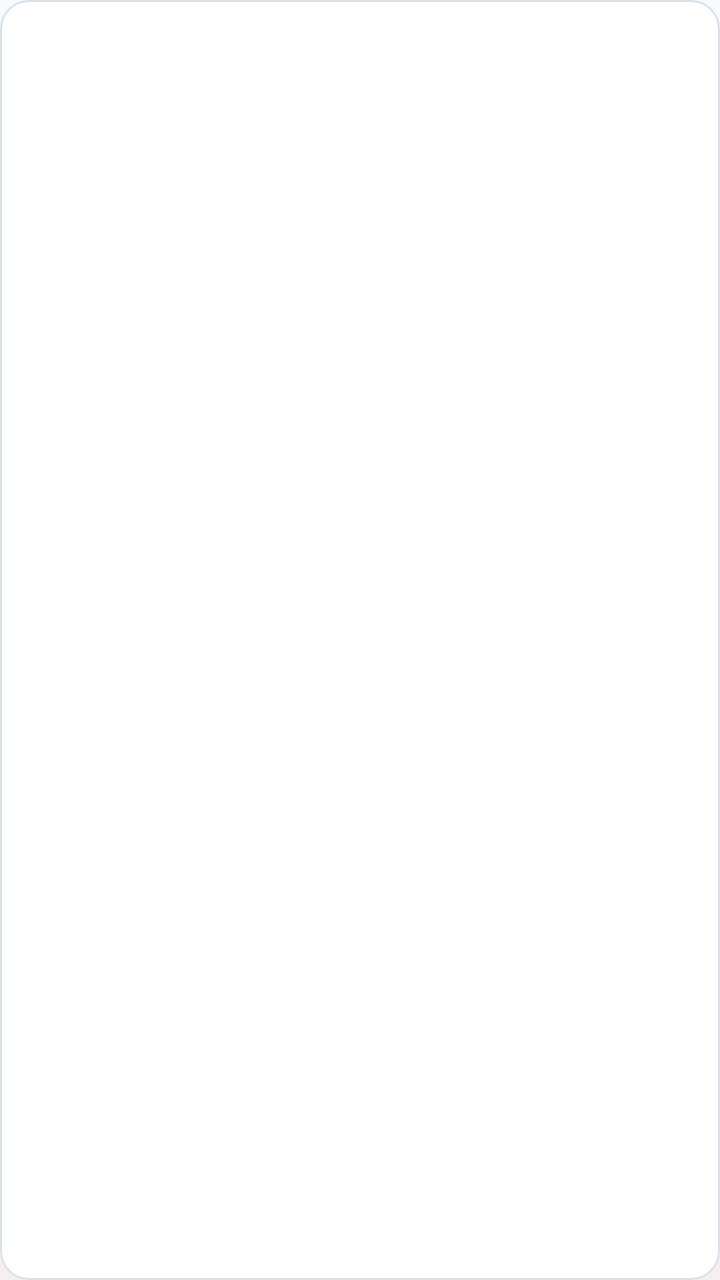
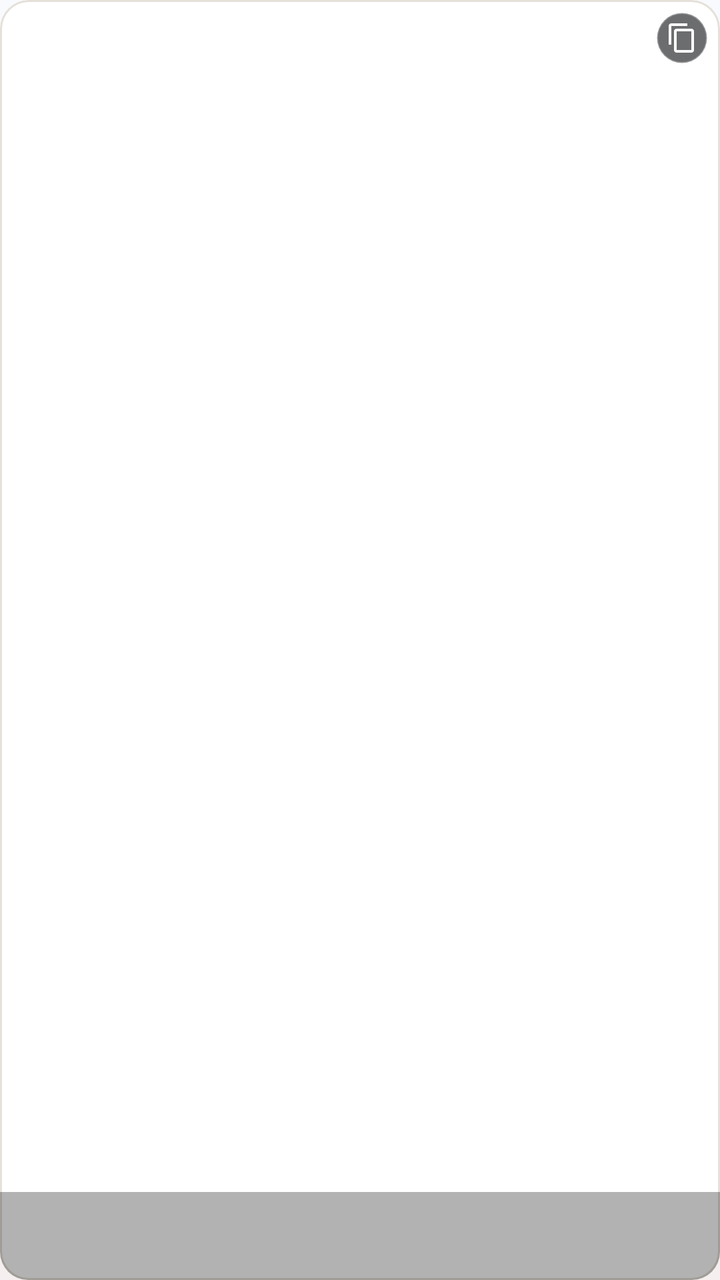

The first picture is an Android layout as it rendered before a commit; the second is the same layout after the commit. The layout source and the unified diff follow.
<!-- AndroidManifest.xml: application theme Theme.ArtrawFiles -->
<!-- res/layout/item_gallery_photo.xml -->
<?xml version="1.0" encoding="utf-8"?>
<FrameLayout xmlns:android="http://schemas.android.com/apk/res/android"
    android:id="@+id/cardPhotoRoot"
    android:layout_width="match_parent"
    android:layout_height="124dp"
    android:layout_margin="3dp"
    android:background="@drawable/bg_gallery_card"
    android:clipToOutline="true"
    android:foreground="?android:attr/selectableItemBackground">

    <ImageView
        android:id="@+id/ivGalleryThumbnail"
        android:layout_width="match_parent"
        android:layout_height="match_parent"
        android:scaleType="centerCrop"
        android:contentDescription="@string/content_photo" />

    
    <ImageView
        android:id="@+id/ivGalleryFavBadge"
        android:layout_width="22dp"
        android:layout_height="22dp"
        android:layout_gravity="top|start"
        android:layout_margin="6dp"
        android:padding="2dp"
        android:src="@drawable/ic_star_filled"
        android:tint="@color/cyber_amber"
        android:visibility="gone"
        android:contentDescription="Favorite" />

    
    <LinearLayout
        android:id="@+id/badgeGalleryVideo"
        android:layout_width="wrap_content"
        android:layout_height="wrap_content"
        android:layout_gravity="bottom|end"
        android:layout_margin="6dp"
        android:background="@drawable/bg_badge_video"
        android:gravity="center_vertical"
        android:orientation="horizontal"
        android:visibility="gone">

        <ImageView
            android:layout_width="12dp"
            android:layout_height="12dp"
            android:src="@drawable/ic_play"
            android:tint="#FFFFFF"
            android:contentDescription="Video" />

        <TextView
            android:id="@+id/tvGalleryVideoDuration"
            android:layout_width="wrap_content"
            android:layout_height="wrap_content"
            android:layout_marginStart="4dp"
            android:text="0:00"
            android:textColor="#FFFFFF"
            android:textSize="10sp"
            android:textStyle="bold" />
    </LinearLayout>

    
    <TextView
        android:id="@+id/tvGalleryAiBadge"
        android:layout_width="wrap_content"
        android:layout_height="wrap_content"
        android:layout_gravity="bottom|start"
        android:layout_margin="6dp"
        android:background="@drawable/bg_badge_video"
        android:textColor="#FFFFFF"
        android:textSize="9sp"
        android:textStyle="bold"
        android:visibility="gone" />

    
    <ImageView
        android:id="@+id/ivGallerySelectionCheck"
        android:layout_width="26dp"
        android:layout_height="26dp"
        android:layout_gravity="top|end"
        android:layout_margin="6dp"
        android:background="@drawable/ripple_aurora"
        android:src="@drawable/ic_check_circle_outline"
        android:tint="@color/aurora_primary"
        android:visibility="gone"
        android:contentDescription="Select" />

</FrameLayout>
<!-- resources referenced by this layout -->
<resources>
  <color name="aurora_primary">#A94B47</color>
  <color name="cyber_amber">#9A6B1F</color>
  <!-- drawable bg_badge_video (drawable) -->
  <?xml version="1.0" encoding="utf-8"?>
  <shape xmlns:android="http://schemas.android.com/apk/res/android"
      android:shape="rectangle">
      <solid android:color="#B3000000" />
      <corners android:radius="10dp" />
      <padding
          android:left="6dp"
          android:top="2dp"
          android:right="6dp"
          android:bottom="2dp" />
  </shape>
  <!-- drawable bg_gallery_card (drawable) -->
  <?xml version="1.0" encoding="utf-8"?>
  <shape xmlns:android="http://schemas.android.com/apk/res/android"
      android:shape="rectangle">
      <solid android:color="@color/aurora_background_surface" />
      <corners android:radius="14dp" />
      <stroke
          android:width="1dp"
          android:color="@color/aurora_outline" />
  </shape>
  <!-- drawable ic_play (drawable) -->
  <vector xmlns:android="http://schemas.android.com/apk/res/android"
      android:width="24dp"
      android:height="24dp"
      android:viewportWidth="24"
      android:viewportHeight="24">
      <path
          android:fillColor="@android:color/white"
          android:pathData="M8,5v14l11,-7z"/>
  </vector>
  <!-- drawable ic_star_filled (drawable) -->
  <vector xmlns:android="http://schemas.android.com/apk/res/android"
      android:width="24dp"
      android:height="24dp"
      android:viewportWidth="24"
      android:viewportHeight="24">
      <path
          android:fillColor="@color/cyber_amber"
          android:pathData="M12,17.27L18.18,21l-1.64,-7.03L22,9.24l-7.19,-0.61L12,2 9.19,8.63 2,9.24l5.46,4.73L5.82,21z"/>
  </vector>
  <string name="content_photo">Photo</string>
  <color name="aurora_background_surface">#FFFFFF</color>
  <color name="aurora_outline">#D9E1EB</color>
  <color name="aurora_text_secondary">#55627A</color>
  <color name="aurora_background_deep">#F5F7FA</color>
  <color name="aurora_secondary">#3F6FA8</color>
  <!-- drawable bg_heaven_gradient (drawable) -->
  <?xml version="1.0" encoding="utf-8"?>
  <shape xmlns:android="http://schemas.android.com/apk/res/android"
      android:shape="rectangle">
      <gradient
          android:angle="270"
          android:centerColor="@color/aurora_gradient_mid"
          android:endColor="@color/aurora_gradient_end"
          android:startColor="@color/aurora_gradient_start"
          android:type="linear" />
  </shape>
  <color name="aurora_gradient_mid">#EEF3F9</color>
  <color name="aurora_gradient_end">#F5F0EF</color>
  <color name="aurora_gradient_start">#F8FAFD</color>
  <!-- unchanged entries left out for length: 5 -->
</resources>

<!-- the commit's change to res/layout/item_gallery_photo.xml (unified diff, before → after) -->
@@ -2,12 +2,13 @@
 <FrameLayout xmlns:android="http://schemas.android.com/apk/res/android"
     android:id="@+id/cardPhotoRoot"
     android:layout_width="match_parent"
-    android:layout_height="124dp"
+    android:layout_height="136dp"
     android:layout_margin="3dp"
-    android:background="@drawable/bg_gallery_card"
+    android:background="@drawable/bg_gallery_grid_item"
     android:clipToOutline="true"
     android:foreground="?android:attr/selectableItemBackground">
 
+    
     <ImageView
         android:id="@+id/ivGalleryThumbnail"
         android:layout_width="match_parent"
@@ -16,17 +17,55 @@
         android:contentDescription="@string/content_photo" />
 
     
+    <View
+        android:layout_width="match_parent"
+        android:layout_height="44dp"
+        android:layout_gravity="bottom"
+        android:background="#4D000000" />
+
+    
     <ImageView
         android:id="@+id/ivGalleryFavBadge"
-        android:layout_width="22dp"
-        android:layout_height="22dp"
+        android:layout_width="24dp"
+        android:layout_height="24dp"
         android:layout_gravity="top|start"
         android:layout_margin="6dp"
         android:padding="2dp"
         android:src="@drawable/ic_star_filled"
-        android:tint="@color/cyber_amber"
+        android:tint="@color/neon_amber"
         android:visibility="gone"
         android:contentDescription="Favorite" />
+
+    
+    <TextView
+        android:id="@+id/tvGalleryBentoBadge"
+        android:layout_width="wrap_content"
+        android:layout_height="wrap_content"
+        android:layout_gravity="top|start"
+        android:layout_margin="6dp"
+        android:background="@drawable/bg_gallery_exif_badge"
+        android:paddingStart="6dp"
+        android:paddingEnd="6dp"
+        android:paddingTop="2dp"
+        android:paddingBottom="2dp"
+        android:text="ART"
+        android:textColor="#FFFFFF"
+        android:textSize="9sp"
+        android:textStyle="bold"
+        android:visibility="gone" />
+
+    
+    <ImageView
+        android:id="@+id/btnQuickCopyPath"
+        android:layout_width="26dp"
+        android:layout_height="26dp"
+        android:layout_gravity="top|end"
+        android:layout_margin="6dp"
+        android:background="@drawable/bg_quick_copy_btn"
+        android:padding="5dp"
+        android:src="@drawable/ic_copy"
+        android:tint="#FFFFFF"
+        android:contentDescription="Copy Path" />
 
     
     <LinearLayout
@@ -74,13 +113,13 @@
     
     <ImageView
         android:id="@+id/ivGallerySelectionCheck"
-        android:layout_width="26dp"
-        android:layout_height="26dp"
+        android:layout_width="28dp"
+        android:layout_height="28dp"
         android:layout_gravity="top|end"
         android:layout_margin="6dp"
         android:background="@drawable/ripple_aurora"
         android:src="@drawable/ic_check_circle_outline"
-        android:tint="@color/aurora_primary"
+        android:tint="@color/neon_cyan"
         android:visibility="gone"
         android:contentDescription="Select" />
 
<!-- resource entries referenced after the edit -->
@@ -1,7 +1,9 @@
 <!-- resources referenced by this layout -->
 <resources>
+  <color name="neon_amber">#FFB703</color>
+  <color name="neon_cyan">#00F2FE</color>
   <color name="aurora_primary">#A94B47</color>
-  <color name="cyber_amber">#9A6B1F</color>
+  <color name="cyber_amber">#F59E0B</color>
   <!-- drawable bg_badge_video (drawable) -->
   <?xml version="1.0" encoding="utf-8"?>
   <shape xmlns:android="http://schemas.android.com/apk/res/android"
@@ -14,16 +16,45 @@
           android:right="6dp"
           android:bottom="2dp" />
   </shape>
-  <!-- drawable bg_gallery_card (drawable) -->
+  <!-- drawable bg_gallery_exif_badge (drawable) -->
   <?xml version="1.0" encoding="utf-8"?>
   <shape xmlns:android="http://schemas.android.com/apk/res/android"
       android:shape="rectangle">
-      <solid android:color="@color/aurora_background_surface" />
-      <corners android:radius="14dp" />
+      <corners android:radius="12dp" />
+      <solid android:color="@color/aurora_background_elevated" />
       <stroke
           android:width="1dp"
-          android:color="@color/aurora_outline" />
+          android:color="@color/gallery_card_border" />
   </shape>
+  <!-- drawable bg_gallery_grid_item (drawable) -->
+  <?xml version="1.0" encoding="utf-8"?>
+  <shape xmlns:android="http://schemas.android.com/apk/res/android"
+      android:shape="rectangle">
+      <corners android:radius="14dp" />
+      <solid android:color="@color/gallery_card_surface" />
+      <stroke
+          android:width="1dp"
+          android:color="@color/gallery_card_border" />
+  </shape>
+  <!-- drawable bg_quick_copy_btn (drawable) -->
+  <?xml version="1.0" encoding="utf-8"?>
+  <shape xmlns:android="http://schemas.android.com/apk/res/android"
+      android:shape="oval">
+      <solid android:color="#990B0C10" />
+      <stroke
+          android:width="1dp"
+          android:color="#4DFFFFFF" />
+  </shape>
+  <!-- drawable ic_copy (drawable) -->
+  <vector xmlns:android="http://schemas.android.com/apk/res/android"
+      android:width="24dp"
+      android:height="24dp"
+      android:viewportWidth="24"
+      android:viewportHeight="24">
+      <path
+          android:fillColor="@color/aurora_text_primary"
+          android:pathData="M16,1H4c-1.1,0 -2,0.9 -2,2v14h2V3h12V1zm3,4H8c-1.1,0 -2,0.9 -2,2v14c0,1.1 0.9,2 2,2h11c1.1,0 2,-0.9 2,-2V7c0,-1.1 -0.9,-2 -2,-2zm0,16H8V7h11v14z"/>
+  </vector>
   <!-- drawable ic_play (drawable) -->
   <vector xmlns:android="http://schemas.android.com/apk/res/android"
       android:width="24dp"
@@ -45,9 +76,11 @@
           android:pathData="M12,17.27L18.18,21l-1.64,-7.03L22,9.24l-7.19,-0.61L12,2 9.19,8.63 2,9.24l5.46,4.73L5.82,21z"/>
   </vector>
   <string name="content_photo">Photo</string>
-  <color name="aurora_background_surface">#FFFFFF</color>
-  <color name="aurora_outline">#D9E1EB</color>
+  <color name="aurora_background_elevated">#F0F4F8</color>
+  <color name="gallery_card_border">#E5E0D8</color>
+  <color name="gallery_card_surface">#FFFFFF</color>
   <color name="aurora_text_secondary">#55627A</color>
+  <color name="aurora_text_primary">#1B2430</color>
   <color name="aurora_background_deep">#F5F7FA</color>
   <color name="aurora_secondary">#3F6FA8</color>
   <!-- drawable bg_heaven_gradient (drawable) -->
